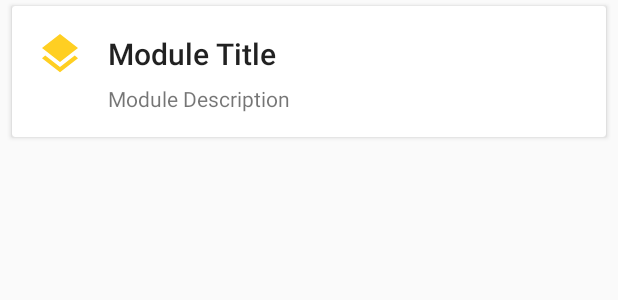
After one commit to wztlei/wathub, an Android app: the layout list_item_third_party_app.xml on its own in the app's theme, with its tools: preview values and no code run, on a phone screen of 412 x 824 dp. The commit adds this screen. Shown: the top 300 px of the screen. Run offline under Robolectric (Android 15) with nearby library versions, the phone set to English and light mode, and no system bars.

Commit message:
WL - Create a module for opening third party apps and websites

```diff
--- a/app/src/main/java/io/github/wztlei/wathub/ui/modules/ModuleMap.java
+++ b/app/src/main/java/io/github/wztlei/wathub/ui/modules/ModuleMap.java
@@ -3,6 +3,7 @@ package io.github.wztlei.wathub.ui.modules;
 import com.deange.uwaterlooapi.annotations.ModuleInfo;
 
 import io.github.wztlei.wathub.R;
+import io.github.wztlei.wathub.model.ThirdPartyApp;
 import io.github.wztlei.wathub.ui.modules.buildings.BuildingFragment;
 import io.github.wztlei.wathub.ui.modules.buildings.ListBuildingsFragment;
 import io.github.wztlei.wathub.ui.modules.courses.CoursesFragment;
@@ -21,6 +22,7 @@ import io.github.wztlei.wathub.ui.modules.resources.RedditFragment;
 import io.github.wztlei.wathub.ui.modules.resources.GooseWatchFragment;
 import io.github.wztlei.wathub.ui.modules.resources.SitesFragment;
 import io.github.wztlei.wathub.ui.modules.resources.SunshineListFragment;
+import io.github.wztlei.wathub.ui.modules.resources.ThirdPartyAppFragment;
 import io.github.wztlei.wathub.ui.modules.watcard.WatcardBalanceFragment;
 import io.github.wztlei.wathub.ui.modules.weather.WeatherFragment;
 
@@ -91,6 +93,9 @@ final class ModuleMap {
 
         sEndpoints.put("/wathub/reddit",
                 new ModuleInfo(RedditFragment.class, R.layout.module_reddit));
+
+        sEndpoints.put("/wathub/thirdpartyapps",
+                new ModuleInfo(ThirdPartyAppFragment.class, R.layout.module_third_party_apps));
     }
 
     @SuppressWarnings("RegExpRedundantEscape")
--- /dev/null
+++ b/app/src/main/res/layout/list_item_third_party_app.xml
@@ -0,0 +1,58 @@
+<?xml version="1.0" encoding="utf-8"?>
+<FrameLayout
+    xmlns:android="http://schemas.android.com/apk/res/android"
+    xmlns:tools="http://schemas.android.com/tools"
+    android:layout_width="match_parent"
+    android:layout_height="wrap_content">
+
+    <io.github.wztlei.wathub.ui.view.CardView
+        android:id="@+id/third_party_app_card"
+        android:layout_width="match_parent"
+        android:layout_height="wrap_content"
+        style="@style/CardViewListItem">
+
+        <LinearLayout
+            android:layout_width="match_parent"
+            android:layout_height="wrap_content"
+            android:background="?attr/selectableItemBackground"
+            android:orientation="horizontal"
+            android:padding="16dp">
+
+            <ImageView
+                android:id="@+id/third_party_app_icon"
+                android:layout_width="32dp"
+                android:layout_height="32dp"
+                android:layout_marginEnd="16dp"
+                android:importantForAccessibility="no"
+                tools:background="@drawable/ic_layers" />
+
+            <LinearLayout
+                android:layout_width="0dp"
+                android:layout_height="wrap_content"
+                android:layout_weight="1"
+                android:orientation="vertical">
+
+                <TextView
+                    android:id="@+id/third_party_app_name"
+                    style="@style/TextAppearance.UWaterloo.Title"
+                    android:layout_width="match_parent"
+                    android:layout_height="wrap_content"
+                    android:gravity="center_vertical"
+                    android:minHeight="32dp"
+                    tools:text="Module Title" />
+
+                <TextView
+                    android:id="@+id/third_party_app_description"
+                    style="@style/TextAppearance.UWaterloo.Small"
+                    android:layout_width="match_parent"
+                    android:layout_height="wrap_content"
+                    android:layout_marginTop="4dp"
+                    tools:text="Module Description" />
+
+            </LinearLayout>
+
+        </LinearLayout>
+
+    </io.github.wztlei.wathub.ui.view.CardView>
+
+</FrameLayout>
--- a/app/src/main/res/raw/menu_structure.json
+++ b/app/src/main/res/raw/menu_structure.json
@@ -26,6 +26,7 @@
   ],
   "resources": [
     "/wathub/reddit",
-    "/resources/sunshinelist"
+    "/resources/sunshinelist",
+    "/wathub/thirdpartyapps"
   ]
 }
--- a/app/src/main/res/values/strings.xml
+++ b/app/src/main/res/values/strings.xml
@@ -42,6 +42,7 @@
     <string name="title_open_classrooms">Open Classrooms</string>
     <string name="title_reddit">Reddit</string>
     <string name="title_uwaterloo_subreddit">r/uwaterloo</string>
+    <string name="title_third_party_apps">Third-Party Applications</string>
 
     <string name="description_foodservices_announcements">Additional announcements regarding food being served at various places on campus.</string>
     <string name="description_foodservices_locations">Places serving food and beverages on campus, including operating hours and detailed outlet information.</string>
@@ -61,6 +62,7 @@
     <string name="description_poi">ATMs, libraries, and other interesting places and things to see across campus.</string>
     <string name="description_open_classrooms">Free, unused classrooms on campus for studying or hosting events.</string>
     <string name="description_reddit">Student and alumni-run r/uwaterloo subreddit for the UW community.</string>
+    <string name="description_third_party_apps">Useful apps and websites created by other developers.</string>
 
     <string name="home_quick_course_lookup">Course Lookup</string>
     <string name="home_quick_course_hint_subject_example">Ex. MATH</string>
@@ -175,8 +177,10 @@
     <string name="reddit_watch_content">Watch</string>
     <string name="reddit_view_content">View</string>
     <string name="reddit_open_content">Open</string>
+    <string name="reddit_no_results">No posts were found.</string>
 
-    <string name="reddit_no_results">No posts were found.</string>
+    <string name="third_party_app_dialog_title">Disclaimer</string>
+    <string name="third_party_app_dialog_message">WatHub is not responsible for the content, reliability, or accuracy of any third-party apps and websites.</string>
 
     <string name="building_no_location_data">No location data for this building</string>
 
```
Also changed, not shown: app/src/main/java/io/github/wztlei/wathub/model/ThirdPartyApp.java (added, +72 -0 lines), app/src/main/java/io/github/wztlei/wathub/ui/modules/resources/ThirdPartyAppFragment.java (added, +286 -0 lines), app/src/main/res/layout/fragment_third_party_apps.xml (added, +70 -0 lines), app/src/main/res/layout/module_third_party_apps.xml (added, +8 -0 lines), app/src/main/res/menu/menu_info.xml (added, +12 -0 lines), app/src/main/res/drawable/uwflow.png (added), 8 other files.
